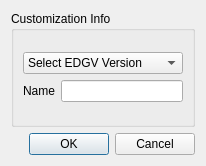
Above: CustomWidgets/genericParameterSetter.ui from dsgoficial/DsgTools before the change. Below: the same form after it.
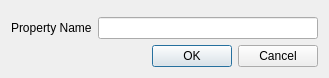
That is the form after the change. Custom widgets are drawn as their Qt base class.

Diff of the .ui file:
```diff
--- a/CustomWidgets/genericParameterSetter.ui
+++ b/CustomWidgets/genericParameterSetter.ui
@@ -6,73 +6,56 @@
    <rect>
     <x>0</x>
     <y>0</y>
-    <width>206</width>
-    <height>166</height>
+    <width>329</width>
+    <height>74</height>
    </rect>
   </property>
+  <property name="sizePolicy">
+   <sizepolicy hsizetype="MinimumExpanding" vsizetype="MinimumExpanding">
+    <horstretch>0</horstretch>
+    <verstretch>0</verstretch>
+   </sizepolicy>
+  </property>
   <property name="windowTitle">
    <string>Enter parameters</string>
   </property>
-  <layout class="QGridLayout" name="gridLayout_3">
-   <item row="0" column="0">
-    <widget class="QGroupBox" name="groupBox">
-     <property name="title">
-      <string>Customization Info</string>
-     </property>
-     <layout class="QGridLayout" name="gridLayout_2">
-      <item row="0" column="0">
-       <layout class="QGridLayout" name="gridLayout">
-        <item row="1" column="1">
-         <widget class="QLineEdit" name="customNameLineEdit">
-          <property name="maximumSize">
-           <size>
-            <width>200</width>
-            <height>16777215</height>
-           </size>
-          </property>
-          <property name="readOnly">
-           <bool>false</bool>
-          </property>
-         </widget>
-        </item>
-        <item row="1" column="0">
-         <widget class="QLabel" name="label">
-          <property name="text">
-           <string>Name</string>
-          </property>
-         </widget>
-        </item>
-        <item row="0" column="0" colspan="2">
-         <widget class="QComboBox" name="versionSelectionComboBox">
-          <property name="maximumSize">
-           <size>
-            <width>300</width>
-            <height>16777215</height>
-           </size>
-          </property>
-          <item>
-           <property name="text">
-            <string>Select EDGV Version</string>
-           </property>
-          </item>
-          <item>
-           <property name="text">
-            <string>2.1.3</string>
-           </property>
-          </item>
-          <item>
-           <property name="text">
-            <string>FTer_2a_Ed</string>
-           </property>
-          </item>
-         </widget>
-        </item>
-       </layout>
-      </item>
-     </layout>
-    </widget>
+  <layout class="QGridLayout" name="gridLayout">
+   <item row="0" column="0" colspan="2">
+    <widget class="ConnectionWidget" name="connectionWidget" native="true"/>
    </item>
    <item row="1" column="0">
+    <widget class="QLabel" name="label">
+     <property name="sizePolicy">
+      <sizepolicy hsizetype="Maximum" vsizetype="Preferred">
+       <horstretch>0</horstretch>
+       <verstretch>0</verstretch>
+      </sizepolicy>
+     </property>
+     <property name="text">
+      <string>Property Name</string>
+     </property>
+    </widget>
+   </item>
+   <item row="1" column="1">
+    <widget class="QLineEdit" name="customNameLineEdit">
+     <property name="sizePolicy">
+      <sizepolicy hsizetype="MinimumExpanding" vsizetype="Fixed">
+       <horstretch>0</horstretch>
+       <verstretch>0</verstretch>
+      </sizepolicy>
+     </property>
+     <property name="maximumSize">
+      <size>
+       <width>9999</width>
+       <height>16777215</height>
+      </size>
+     </property>
+     <property name="readOnly">
+      <bool>false</bool>
+     </property>
+    </widget>
+   </item>
+   <item row="2" column="0" colspan="2">
     <widget class="QDialogButtonBox" name="buttonBox">
      <property name="orientation">
       <enum>Qt::Horizontal</enum>
@@ -84,6 +67,14 @@
    </item>
   </layout>
  </widget>
+ <customwidgets>
+  <customwidget>
+   <class>ConnectionWidget</class>
+   <extends>QWidget</extends>
+   <header>DsgTools.CustomWidgets.connectionWidget.h</header>
+   <container>1</container>
+  </customwidget>
+ </customwidgets>
  <resources/>
  <connections>
   <connection>
```
